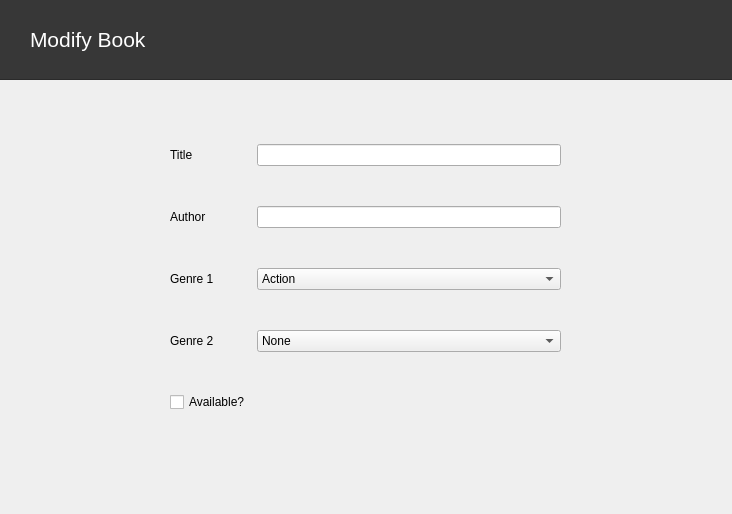
This is libsys/bookdetails.ui in Hydralyph/cs106-libsystem as Qt 5 draws it before an edit. The edited form follows.
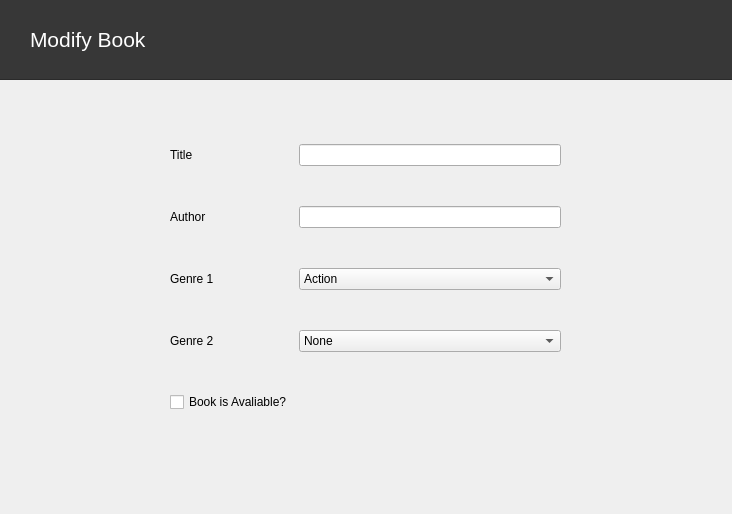
This is the edited form.

What changed in the file:
```diff
--- a/libsys/bookdetails.ui
+++ b/libsys/bookdetails.ui
@@ -153,7 +153,7 @@
     <item row="5" column="0">
      <widget class="QCheckBox" name="checkBox">
       <property name="text">
-       <string>Available?</string>
+       <string>Book is Avaliable?</string>
       </property>
      </widget>
     </item>
```
